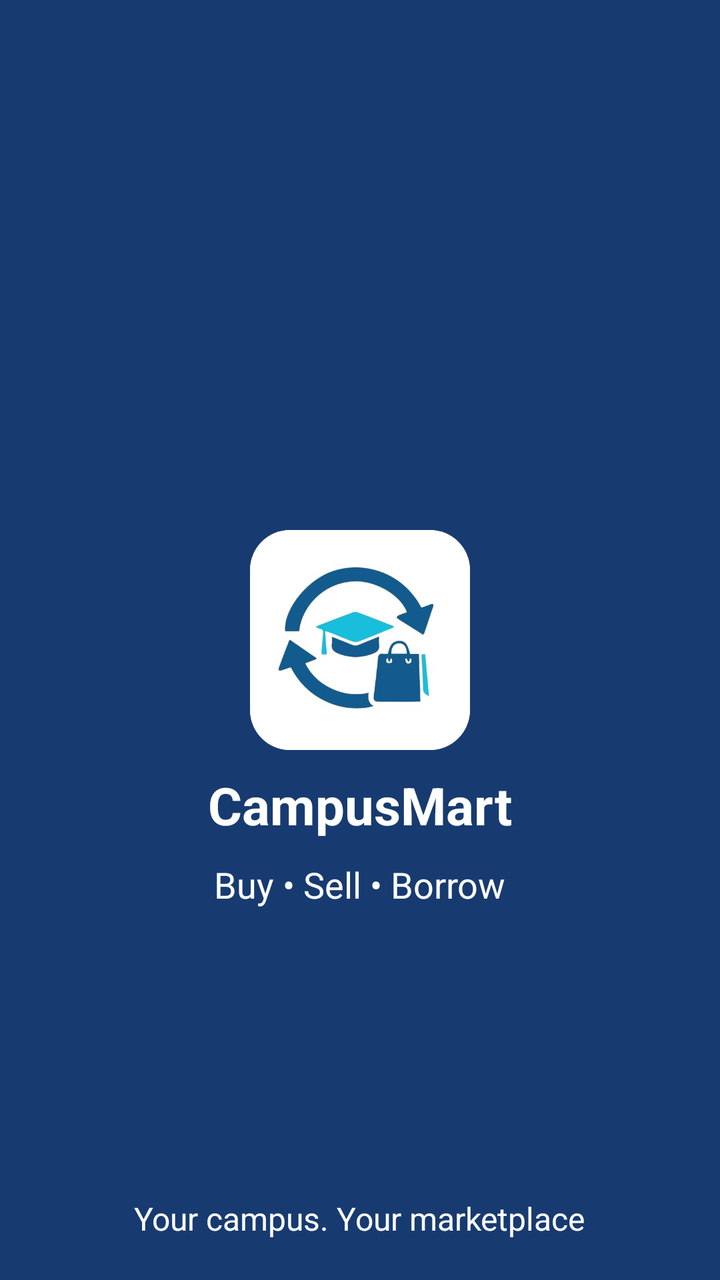
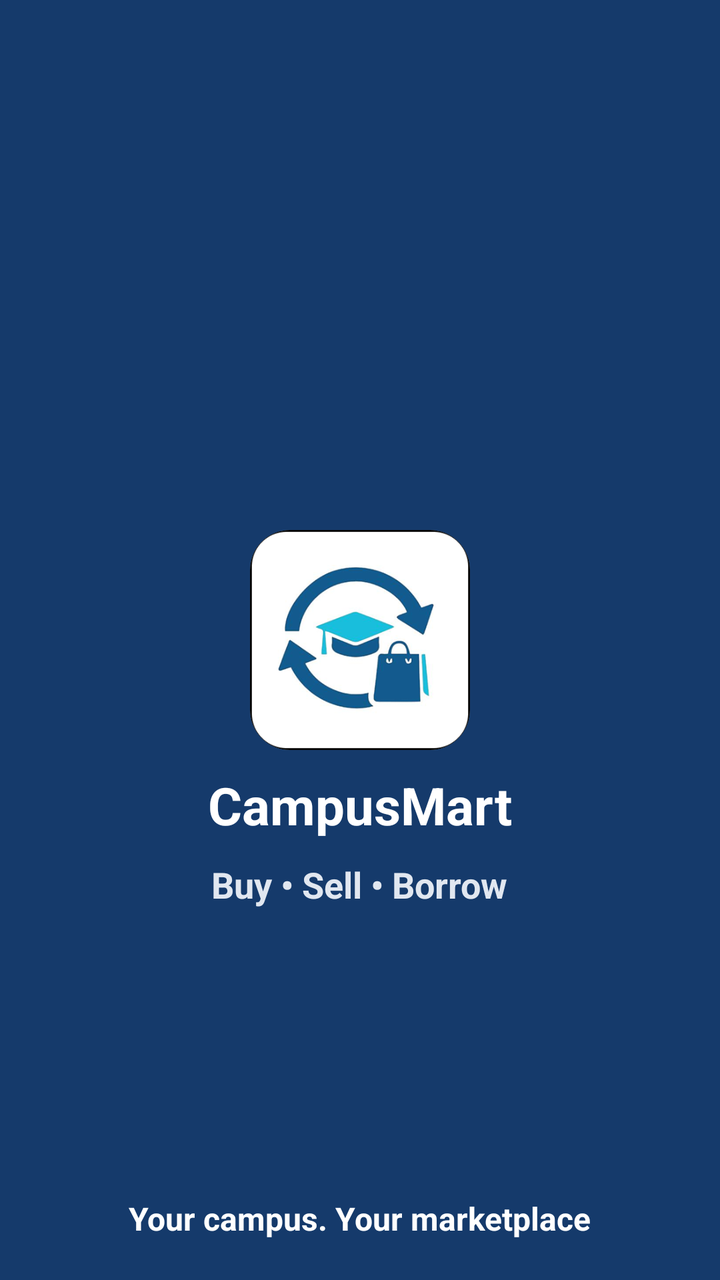

An Android layout rendered at two revisions. The XML below is the earlier revision; the diff shows what the commit changed to produce the second picture.
<!-- AndroidManifest.xml: application theme Theme.CampusMart -->
<!-- res/layout/splash.xml -->
<?xml version="1.0" encoding="utf-8"?>
<RelativeLayout
    xmlns:android="http://schemas.android.com/apk/res/android"
    xmlns:app="http://schemas.android.com/apk/res-auto"
    xmlns:tools="http://schemas.android.com/tools"
    android:layout_width="match_parent"
    android:layout_height="match_parent"
    android:background="#173B70"
    >

    <ImageView
        android:layout_width="110dp"
        android:layout_height="110dp"
        android:layout_centerInParent="true"
        android:src="@drawable/logo"
        android:background="@drawable/rounded_corner"
        android:clipToOutline="true"
        android:id="@+id/logo"
        />

    <TextView
        android:layout_width="wrap_content"
        android:layout_height="wrap_content"
        android:layout_below="@id/logo"
        android:layout_centerHorizontal="true"
        android:layout_marginTop="10dp"
        android:text="CampusMart"
        android:textColor="#FFFFFF"
        android:textSize="26sp"
        android:textStyle="bold"
        android:id="@+id/name"
        />

    <TextView
        android:layout_width="wrap_content"
        android:layout_height="wrap_content"
        android:layout_below="@id/name"
        android:layout_centerHorizontal="true"
        android:layout_marginTop="10dp"
        android:text="Buy • Sell • Borrow"
        android:textColor="#FFFFFF"
        android:textSize="18sp"
        android:id="@+id/tagline"
        />

    <TextView
        android:layout_width="wrap_content"
        android:layout_height="wrap_content"
        android:layout_alignParentBottom="true"
        android:layout_centerHorizontal="true"
        android:layout_marginBottom="20dp"
        android:text="Your campus. Your marketplace"
        android:textColor="#FFFFFF"
        android:textSize="16sp"
        />

</RelativeLayout>
<!-- resources referenced by this layout -->
<resources>
  <!-- drawable logo: jpeg bitmap (drawable, 13386 bytes) -->
  <!-- drawable rounded_corner (drawable) -->
  <?xml version="1.0" encoding="utf-8"?>
  <shape xmlns:android="http://schemas.android.com/apk/res/android">
      <corners android:radius="20dp"/>
      <solid android:color="#FFFFFF"/>
  </shape>
  <style name="Theme.CampusMart" parent="Base.Theme.CampusMart" />
  <style name="Base.Theme.CampusMart" parent="Theme.Material3.DayNight.NoActionBar">
          
          
      </style>
</resources>

<!-- the commit's change to res/layout/splash.xml (unified diff, before → after) -->
@@ -5,20 +5,20 @@
     xmlns:tools="http://schemas.android.com/tools"
     android:layout_width="match_parent"
     android:layout_height="match_parent"
-    android:background="#173B70"
-    >
+    android:background="@color/bg_splash_navy">
 
     <ImageView
+        android:id="@+id/logo"
         android:layout_width="110dp"
         android:layout_height="110dp"
         android:layout_centerInParent="true"
-        android:src="@drawable/logo"
         android:background="@drawable/rounded_corner"
         android:clipToOutline="true"
-        android:id="@+id/logo"
-        />
+        android:scaleType="centerInside"
+        android:src="@drawable/logo_png" />
 
     <TextView
+        android:id="@+id/name"
         android:layout_width="wrap_content"
         android:layout_height="wrap_content"
         android:layout_below="@id/logo"
@@ -27,21 +27,19 @@
         android:text="CampusMart"
         android:textColor="#FFFFFF"
         android:textSize="26sp"
-        android:textStyle="bold"
-        android:id="@+id/name"
-        />
+        android:textStyle="bold" />
 
     <TextView
+        android:id="@+id/tagline"
         android:layout_width="wrap_content"
         android:layout_height="wrap_content"
         android:layout_below="@id/name"
         android:layout_centerHorizontal="true"
         android:layout_marginTop="10dp"
         android:text="Buy • Sell • Borrow"
-        android:textColor="#FFFFFF"
+        android:textColor="#E1E7F0"
         android:textSize="18sp"
-        android:id="@+id/tagline"
-        />
+        android:textStyle="bold" />
 
     <TextView
         android:layout_width="wrap_content"
@@ -52,6 +50,6 @@
         android:text="Your campus. Your marketplace"
         android:textColor="#FFFFFF"
         android:textSize="16sp"
-        />
+        android:textStyle="bold" />
 
 </RelativeLayout>
<!-- resource entries referenced after the edit -->
@@ -1,6 +1,7 @@
 <!-- resources referenced by this layout -->
 <resources>
-  <!-- drawable logo: jpeg bitmap (drawable, 13386 bytes) -->
+  <color name="bg_splash_navy">#153A6B</color>
+  <!-- drawable logo_png: png bitmap (drawable, 67955 bytes) -->
   <!-- drawable rounded_corner (drawable) -->
   <?xml version="1.0" encoding="utf-8"?>
   <shape xmlns:android="http://schemas.android.com/apk/res/android">
